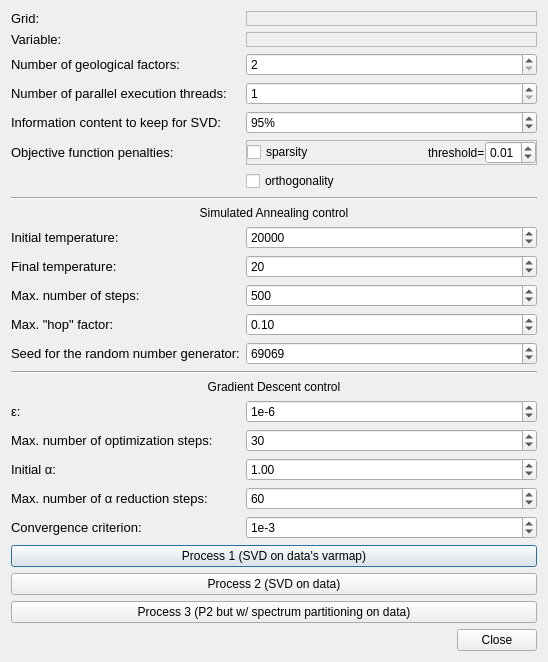
PauloCarvalhoRJ/gammaray, file imagejockey/vardecomp/variographicdecompositiondialog.ui: the form before one commit.
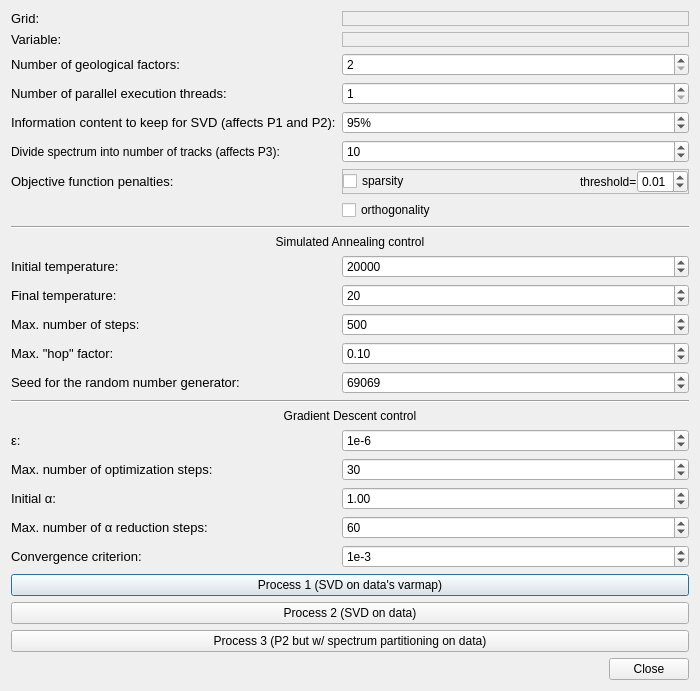
The form after the commit.

Commit message: Variographic Decomposition: Process 3: number of partitions is configurable.

Diff of the .ui file:
```diff
--- a/imagejockey/vardecomp/variographicdecompositiondialog.ui
+++ b/imagejockey/vardecomp/variographicdecompositiondialog.ui
@@ -6,7 +6,7 @@
    <rect>
     <x>0</x>
     <y>0</y>
-    <width>548</width>
+    <width>700</width>
     <height>652</height>
    </rect>
   </property>
@@ -280,7 +280,7 @@
      <item row="4" column="0">
       <widget class="QLabel" name="label_17">
        <property name="text">
-        <string>&lt;html&gt;&lt;head/&gt;&lt;body&gt;&lt;p&gt;&lt;span style=&quot; font-family:'Verdana,Arial,Tahoma,Calibri,Geneva,sans-serif'; font-size:13px;&quot;&gt;Information content to keep for SVD:&lt;/span&gt;&lt;/p&gt;&lt;/body&gt;&lt;/html&gt;</string>
+        <string>&lt;html&gt;&lt;head/&gt;&lt;body&gt;&lt;p&gt;&lt;span style=&quot; font-family:'Verdana,Arial,Tahoma,Calibri,Geneva,sans-serif'; font-size:13px;&quot;&gt;Information content to keep for SVD (affects P1 and P2):&lt;/span&gt;&lt;/p&gt;&lt;/body&gt;&lt;/html&gt;</string>
        </property>
       </widget>
      </item>
@@ -476,6 +476,29 @@
        </property>
       </widget>
      </item>
+     <item row="5" column="0">
+      <widget class="QLabel" name="label_20">
+       <property name="text">
+        <string>Divide spectrum into number of tracks (affects P3):</string>
+       </property>
+      </widget>
+     </item>
+     <item row="5" column="1">
+      <widget class="QSpinBox" name="spinNumberOfSpectrumTracks">
+       <property name="minimum">
+        <number>5</number>
+       </property>
+       <property name="maximum">
+        <number>100</number>
+       </property>
+       <property name="singleStep">
+        <number>5</number>
+       </property>
+       <property name="value">
+        <number>10</number>
+       </property>
+      </widget>
+     </item>
     </layout>
    </item>
    <item>
```
The commit also changes 2 other files.
